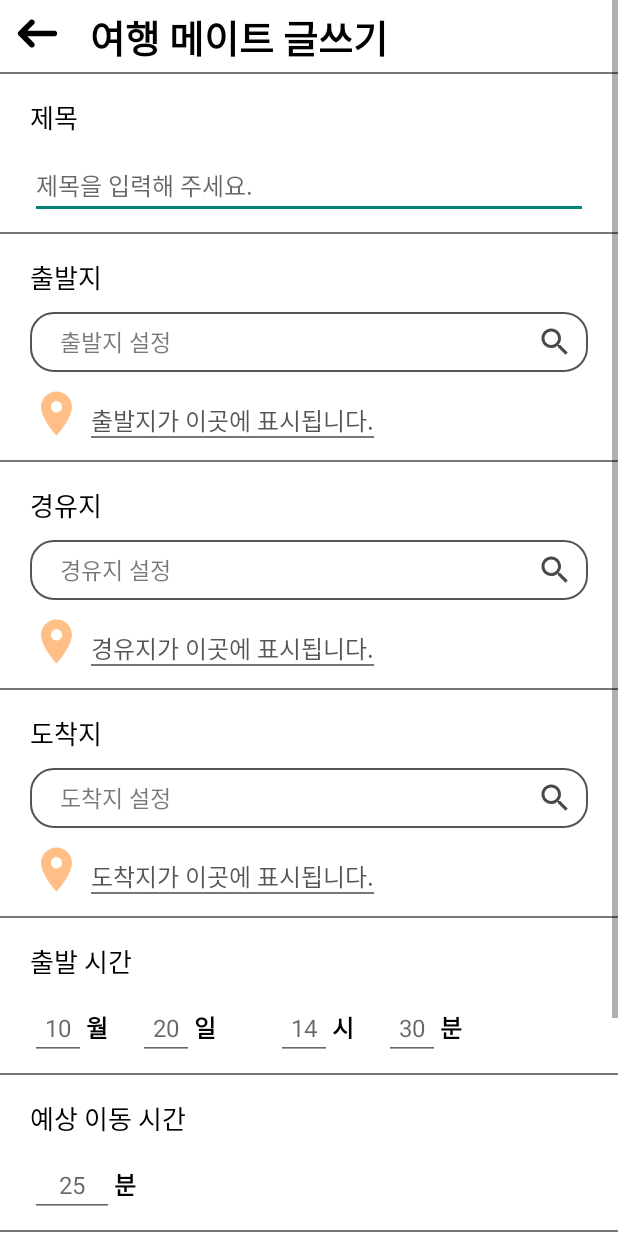
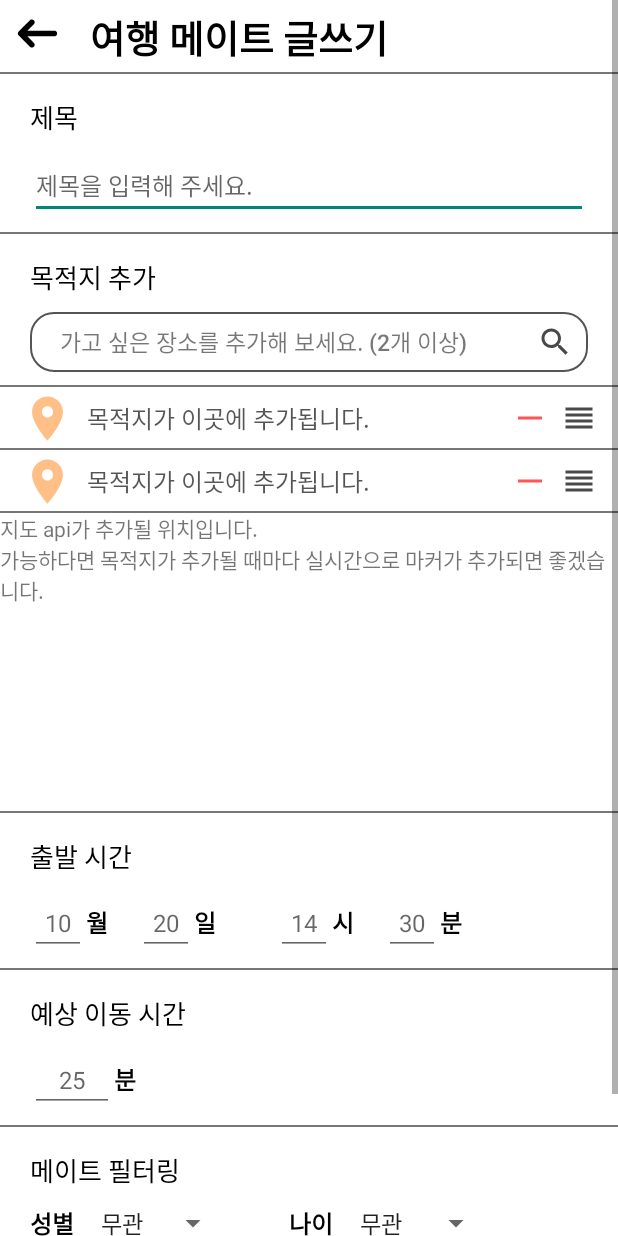
Before and after one commit to wjsghk7664/WalkingMate, an Android app: the layout activity_trip_write.xml on its own in the app's theme, with its tools: preview values and no code run, on a phone screen of 412 x 824 dp. Run offline under Robolectric (Android 15) with nearby library versions, the phone set to English and light mode, and no system bars.

Commit message:
여행 메이트 글쓰기 이전까지 완료

```diff
--- a/app/src/main/res/layout/activity_trip_write.xml
+++ b/app/src/main/res/layout/activity_trip_write.xml
@@ -92,7 +92,8 @@
             <LinearLayout
                 android:layout_width="match_parent"
                 android:layout_height="wrap_content"
-                android:orientation="vertical">
+                android:orientation="vertical"
+                android:background="@drawable/layout_divider">
 
                 <TextView
                     android:id="@+id/출발지"
@@ -100,7 +101,7 @@
                     android:layout_height="wrap_content"
                     android:layout_marginLeft="20dp"
                     android:layout_marginTop="15dp"
-                    android:text="출발지"
+                    android:text="목적지 추가"
                     android:textColor="@color/black"
                     android:textSize="17dp" />
 
@@ -114,7 +115,7 @@
                     android:layout_marginBottom="10dp"
                     android:background="@drawable/search_box"
                     android:drawableRight="@drawable/search_icon_writing"
-                    android:text="출발지 설정"
+                    android:text="가고 싶은 장소를 추가해 보세요. (2개 이상)"
                     android:textSize="15dp"
                     android:textColor="#88000000"
                     android:textAlignment="textStart"
@@ -123,9 +124,16 @@
 
             </LinearLayout>
 
-            <androidx.constraintlayout.widget.ConstraintLayout
+            <LinearLayout
                 android:layout_width="match_parent"
-                android:layout_height="50dp"
+                android:layout_height="match_parent"
+                android:orientation="vertical">
+
+                <LinearLayout
+                    android:layout_width="match_parent"
+                    android:layout_height="wrap_content"
+                    android:orientation="horizontal"
+                    android:weightSum="15"
                     android:background="@drawable/layout_divider">
 
 
@@ -133,62 +141,48 @@
                         android:id="@+id/pin"
                         android:layout_width="wrap_content"
                         android:layout_height="wrap_content"
-                    app:layout_constraintStart_toStartOf="parent"
-                    app:layout_constraintTop_toTopOf="parent"
-                    app:srcCompat="@drawable/pin_writing"
-                    android:layout_marginLeft="20dp"/>
+                        android:layout_gravity="center"
+                        android:layout_marginLeft="5dp"
+                        android:layout_marginTop="3dp"
+                        android:layout_marginBottom="3dp"
+                        android:layout_weight="2"
+                        app:srcCompat="@drawable/pin_writing" />
 
                     <TextView
                         android:id="@+id/textView5"
                         android:layout_width="wrap_content"
                         android:layout_height="wrap_content"
-                    android:text="출발지가 이곳에 표시됩니다."
+                        android:layout_weight="10"
+                        android:layout_gravity="center"
+                        android:text="목적지가 이곳에 추가됩니다."
                         android:textColor="#AA000000"
-                    android:textSize="16dp"
-                    android:background="@drawable/layout_divider"
-                    android:layout_marginTop="10dp"
-                    android:layout_marginLeft="5dp"
-                    app:layout_constraintStart_toEndOf="@id/pin"
-                    app:layout_constraintTop_toTopOf="parent" />
-            </androidx.constraintlayout.widget.ConstraintLayout>
+                        android:textSize="16dp" />
+
+                    <ImageButton
+                        android:id="@+id/imageButton"
+                        android:layout_width="wrap_content"
+                        android:layout_height="wrap_content"
+                        android:layout_weight="1"
+                        android:background="@color/transparent"
+                        android:layout_gravity="center"
+                        app:srcCompat="@drawable/ic_baseline_horizontal_rule_24" />
+
+                    <ImageButton
+                        android:id="@+id/imageButton3"
+                        android:layout_width="wrap_content"
+                        android:layout_height="wrap_content"
+                        android:layout_weight="1"
+                        android:background="@color/transparent"
+                        android:layout_gravity="center"
+                        app:srcCompat="@drawable/ic_baseline_reorder_24" />
+
+                </LinearLayout>
 
                 <LinearLayout
                     android:layout_width="match_parent"
                     android:layout_height="wrap_content"
-                android:orientation="vertical">
-
-                <TextView
-                    android:id="@+id/경유지"
-                    android:layout_width="wrap_content"
-                    android:layout_height="wrap_content"
-                    android:layout_marginLeft="20dp"
-                    android:layout_marginTop="15dp"
-                    android:text="경유지"
-                    android:textColor="@color/black"
-                    android:textSize="17dp" />
-
-                <Button
-                    android:id="@+id/search_bar2"
-                    android:layout_width="match_parent"
-                    android:layout_height="40dp"
-                    android:layout_marginLeft="20dp"
-                    android:layout_marginRight="20dp"
-                    android:layout_marginTop="10dp"
-                    android:layout_marginBottom="10dp"
-                    android:background="@drawable/search_box"
-                    android:drawableRight="@drawable/search_icon_writing"
-                    android:text="경유지 설정"
-                    android:textSize="15dp"
-                    android:textColor="#88000000"
-                    android:textAlignment="textStart"
-                    android:paddingStart="20dp"
-                    android:paddingEnd="10dp" />
-
-            </LinearLayout>
-
-            <androidx.constraintlayout.widget.ConstraintLayout
-                android:layout_width="match_parent"
-                android:layout_height="50dp"
+                    android:orientation="horizontal"
+                    android:weightSum="15"
                     android:background="@drawable/layout_divider">
 
 
@@ -196,88 +190,60 @@
                         android:id="@+id/pin2"
                         android:layout_width="wrap_content"
                         android:layout_height="wrap_content"
-                    app:layout_constraintStart_toStartOf="parent"
-                    app:layout_constraintTop_toTopOf="parent"
-                    app:srcCompat="@drawable/pin_writing"
-                    android:layout_marginLeft="20dp"/>
+                        android:layout_gravity="center"
+                        android:layout_marginLeft="5dp"
+                        android:layout_marginTop="3dp"
+                        android:layout_marginBottom="3dp"
+                        android:layout_weight="2"
+                        app:srcCompat="@drawable/pin_writing" />
 
                     <TextView
                         android:id="@+id/textView6"
                         android:layout_width="wrap_content"
                         android:layout_height="wrap_content"
-                    android:text="경유지가 이곳에 표시됩니다."
+                        android:layout_weight="10"
+                        android:layout_gravity="center"
+                        android:text="목적지가 이곳에 추가됩니다."
                         android:textColor="#AA000000"
-                    android:textSize="16dp"
-                    android:background="@drawable/layout_divider"
-                    android:layout_marginTop="10dp"
-                    android:layout_marginLeft="5dp"
-                    app:layout_constraintStart_toEndOf="@id/pin2"
-                    app:layout_constraintTop_toTopOf="parent" />
-            </androidx.constraintlayout.widget.ConstraintLayout>
+                        android:textSize="16dp" />
+
+                    <ImageButton
+                        android:id="@+id/imageButton2"
+                        android:layout_width="wrap_content"
+                        android:layout_height="wrap_content"
+                        android:layout_weight="1"
+                        android:background="@color/transparent"
+                        android:layout_gravity="center"
+                        app:srcCompat="@drawable/ic_baseline_horizontal_rule_24" />
+
+                    <ImageButton
+                        android:id="@+id/imageButton4"
+                        android:layout_width="wrap_content"
+                        android:layout_height="wrap_content"
+                        android:layout_weight="1"
+                        android:background="@color/transparent"
+                        android:layout_gravity="center"
+                        app:srcCompat="@drawable/ic_baseline_reorder_24" />
+
+                </LinearLayout>
+
+            </LinearLayout>
+
+
+
 
             <LinearLayout
                 android:layout_width="match_parent"
-                android:layout_height="wrap_content"
-                android:orientation="vertical">
+                android:layout_height="200dp"
+                android:orientation="vertical"
+                android:background="@drawable/layout_divider">
 
                 <TextView
-                    android:id="@+id/도착지"
-                    android:layout_width="wrap_content"
+                    android:id="@+id/textView4"
+                    android:layout_width="match_parent"
                     android:layout_height="wrap_content"
-                    android:layout_marginLeft="20dp"
-                    android:layout_marginTop="15dp"
-                    android:text="도착지"
-                    android:textColor="@color/black"
-                    android:textSize="17dp" />
-
-                <Button
-                    android:id="@+id/search_bar3"
-                    android:layout_width="match_parent"
-                    android:layout_height="40dp"
-                    android:layout_marginLeft="20dp"
-                    android:layout_marginRight="20dp"
-                    android:layout_marginTop="10dp"
-                    android:layout_marginBottom="10dp"
-                    android:background="@drawable/search_box"
-                    android:drawableRight="@drawable/search_icon_writing"
-                    android:text="도착지 설정"
-                    android:textSize="15dp"
-                    android:textColor="#88000000"
-                    android:textAlignment="textStart"
-                    android:paddingStart="20dp"
-                    android:paddingEnd="10dp" />
-
+                    android:text="지도 api가 추가될 위치입니다. \n가능하다면 목적지가 추가될 때마다 실시간으로 마커가 추가되면 좋겠습니다." />
             </LinearLayout>
-
-            <androidx.constraintlayout.widget.ConstraintLayout
-                android:layout_width="match_parent"
-                android:layout_height="50dp"
-                android:background="@drawable/layout_divider">
-
-
-                <ImageView
-                    android:id="@+id/pin3"
-                    android:layout_width="wrap_content"
-                    android:layout_height="wrap_content"
-                    app:layout_constraintStart_toStartOf="parent"
-                    app:layout_constraintTop_toTopOf="parent"
-                    app:srcCompat="@drawable/pin_writing"
-                    android:layout_marginLeft="20dp"/>
-
-                <TextView
-                    android:id="@+id/textView7"
-                    android:layout_width="wrap_content"
-                    android:layout_height="wrap_content"
-                    android:text="도착지가 이곳에 표시됩니다."
-                    android:textColor="#AA000000"
-                    android:textSize="16dp"
-                    android:background="@drawable/layout_divider"
-                    android:layout_marginTop="10dp"
-                    android:layout_marginLeft="5dp"
-                    app:layout_constraintStart_toEndOf="@id/pin3"
-                    app:layout_constraintTop_toTopOf="parent" />
-            </androidx.constraintlayout.widget.ConstraintLayout>
-
 
             <androidx.constraintlayout.widget.ConstraintLayout
                 android:layout_width="match_parent"
```
Lines whose indentation alone changed are shown as unchanged.
